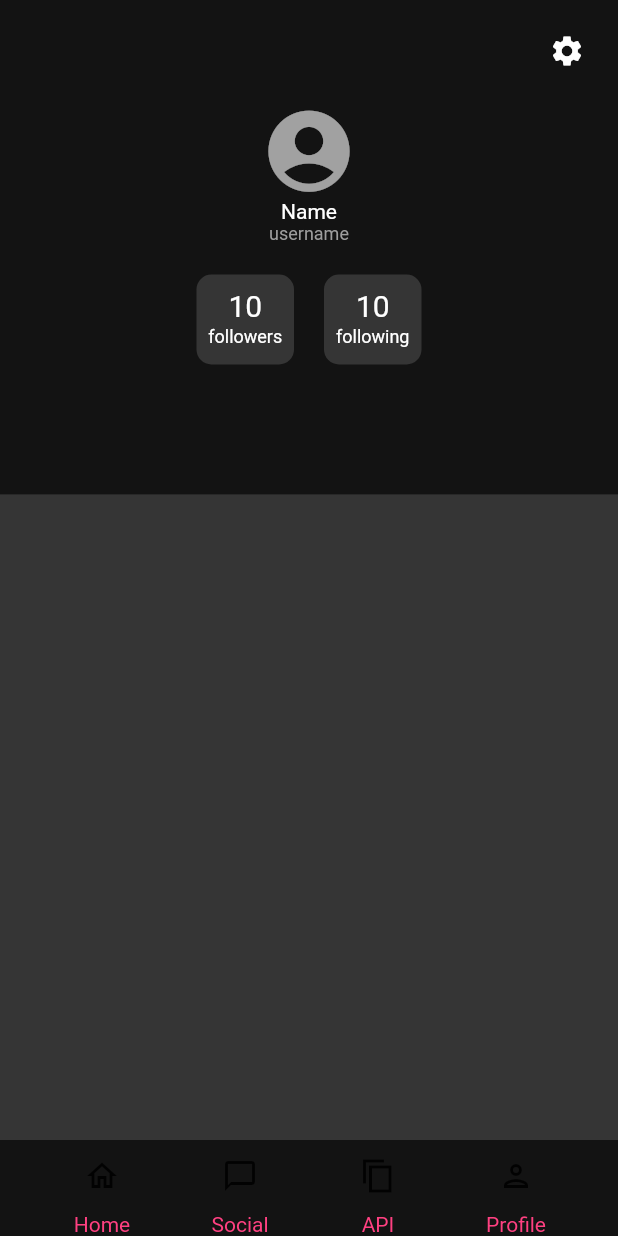
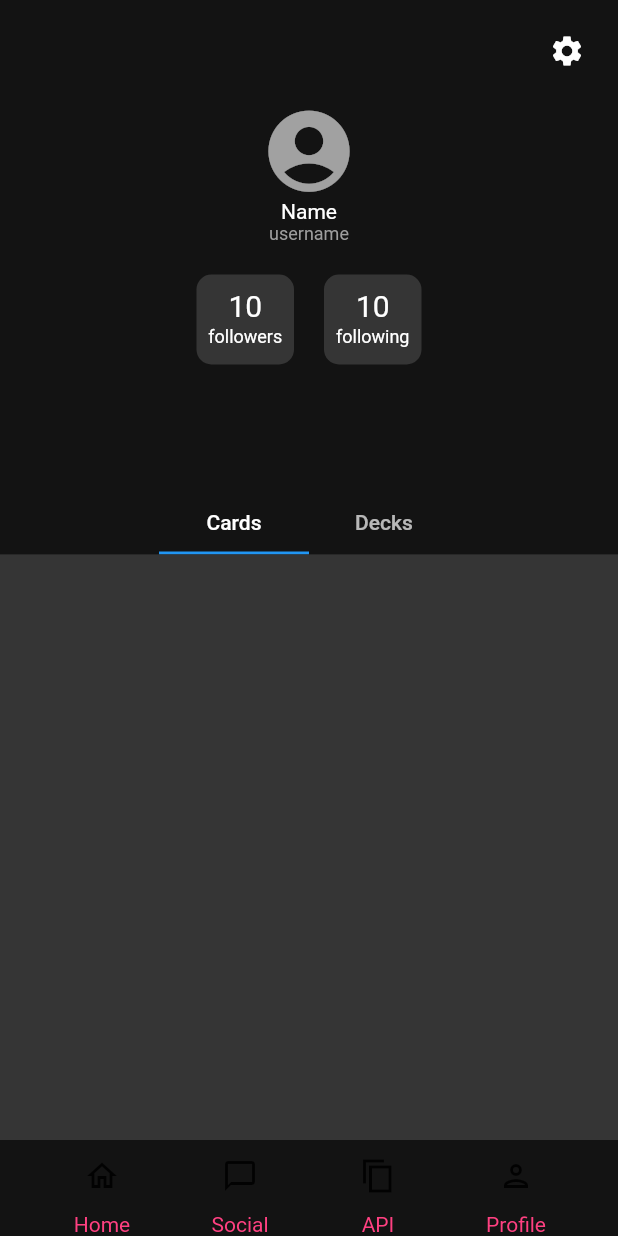
Before and after one commit to Icefenix7198/CITM-API-MTG_Moviles, a Flutter app: the UserScreen screen opened by its route, on a phone screen of 412 x 824 dp. Run offline on Flutter 3.47's test engine with Material 2 defaults, Android fonts, the phone set to English and light mode, and no system bars.

Commit message:
tabBar user

```diff
--- a/api_mtg/lib/Screens/user_screen.dart
+++ b/api_mtg/lib/Screens/user_screen.dart
@@ -1,3 +1,5 @@
+import 'dart:math';
+
 import 'package:api_mtg/widgets/navigator_bar.dart';
 import 'package:flutter/material.dart';
 
@@ -66,10 +68,13 @@ class UserScreen extends StatelessWidget {
             flex: 60,
             child: Column(
               children: [
+                const SizedBox(height: 40, width: 200,child: TabBarCards(),),
                 Expanded(
-                    child: Container(
-                  color: const Color.fromARGB(255, 53, 53, 53),
-                )),
+                  child: Container(
+                    color: const Color.fromARGB(255, 53, 53, 53),
+
+                  ),
+                ),
                 const NavigatorBarra(
                   actualScreen: NavScreens.user,
                 ),
@@ -78,6 +83,47 @@ class UserScreen extends StatelessWidget {
           ),
         ],
       ),
+    );
+  }
+}
+
+class TabBarCards extends StatefulWidget {
+  const TabBarCards({
+    super.key,
+  });
+
+  @override
+  State<TabBarCards> createState() => _TabBarCardsState();
+}
+
+class _TabBarCardsState extends State<TabBarCards>
+    with SingleTickerProviderStateMixin {
+  late TabController _tabController;
+
+  @override
+  void initState() {
+    super.initState();
+    _tabController = TabController(vsync: this, length: 2);
+  }
+
+  @override
+  void dispose() {
+    _tabController.dispose();
+    super.dispose();
+  }
+
+  @override
+  Widget build(BuildContext context) {
+    return TabBar(
+      controller: _tabController,
+      tabs: const [
+        Tab(
+          text: "Cards",
+        ),
+        Tab(
+          text: "Decks",
+        )
+      ],
     );
   }
 }
```
